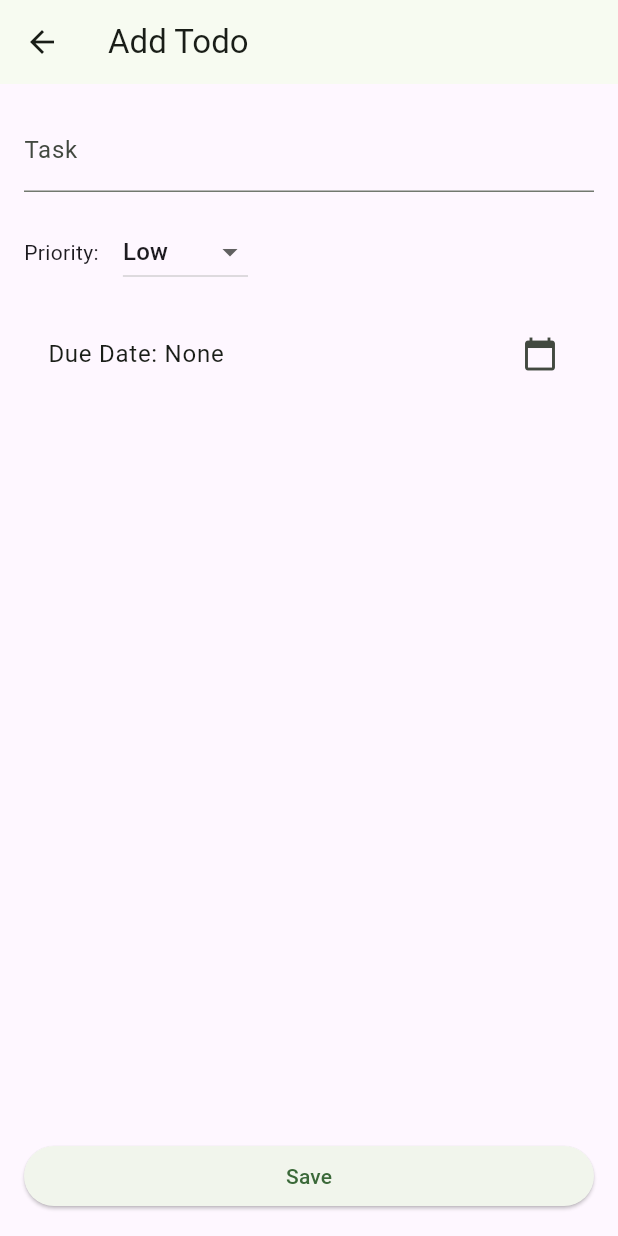
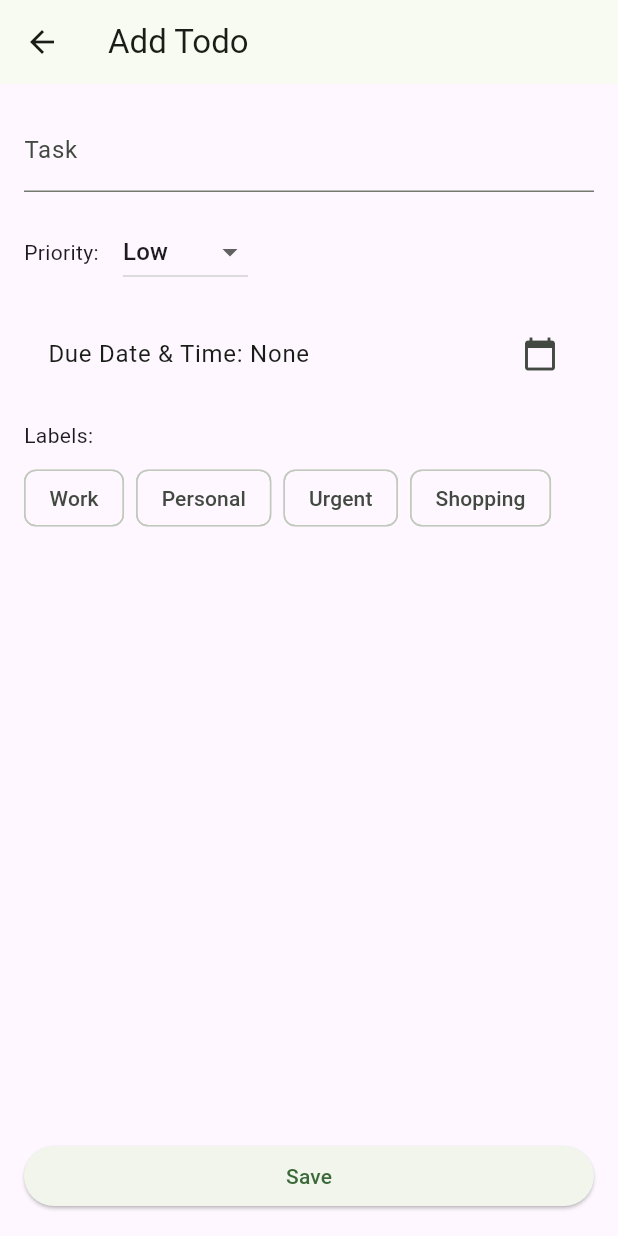
Before and after one commit to thanhhang1306/todo_spring_2025, a Flutter app: the screen it shows once a user with an empty profile is signed in, after a tap on the "add" icon, on a phone screen of 412 x 824 dp. Run offline on Flutter 3.47's test engine with Material 3 defaults, Android fonts, the light colour scheme and no system bars; our stand-ins replace cloud_firestore, firebase_auth, firebase_core, flutter_local_notifications, google_fonts, google_sign_in and 3 more; accounts and stored records are empty.

Commit message:
update labels

```diff
--- a/lib/data/todo.dart
+++ b/lib/data/todo.dart
@@ -9,7 +9,7 @@ class Todo {
   final DateTime? completedAt;
   final DateTime? dueAt;
   final String priority;       // 'low' | 'medium' | 'high'
-  final List<String> labels;   // new: arbitrary labels
+  final List<String> labels;   // arbitrary labels
 
   Todo({
     required this.id,
@@ -31,22 +31,30 @@ class Todo {
       'completedAt': completedAt != null ? Timestamp.fromDate(completedAt!) : null,
       'dueAt': dueAt != null ? Timestamp.fromDate(dueAt!) : null,
       'priority': priority,
-      'labels': labels,             // persist labels array
+      'labels': labels,
     };
   }
 
-  /// Creates a Todo from a Firestore document snapshot.
+  /// Creates a Todo from a Firestore document snapshot,
+  /// safely handling any null Timestamps.
   factory Todo.fromSnapshot(DocumentSnapshot snapshot) {
     final data = snapshot.data() as Map<String, dynamic>;
+
+    DateTime safeDate(Object? o) =>
+        o is Timestamp ? o.toDate() : DateTime.now();
+
+    DateTime? safeNullableDate(Object? o) =>
+        o is Timestamp ? o.toDate() : null;
+
     return Todo(
       id: snapshot.id,
       text: data['text'] as String,
       uid: data['uid'] as String,
-      createdAt: (data['createdAt'] as Timestamp).toDate(),
-      completedAt: data['completedAt'] != null ? (data['completedAt'] as Timestamp).toDate() : null,
-      dueAt: data['dueAt'] != null ? (data['dueAt'] as Timestamp).toDate() : null,
+      createdAt: safeDate(data['createdAt']),
+      completedAt: safeNullableDate(data['completedAt']),
+      dueAt: safeNullableDate(data['dueAt']),
       priority: data['priority'] as String? ?? 'low',
-      labels: List<String>.from(data['labels'] ?? []),  // read back labels
+      labels: List<String>.from(data['labels'] ?? []),
     );
   }
 }
--- a/lib/home/home_screen.dart
+++ b/lib/home/home_screen.dart
@@ -19,7 +19,6 @@ class HomeScreen extends StatefulWidget {
 
 class _HomeScreenState extends State<HomeScreen> with SingleTickerProviderStateMixin {
   // Controllers and subscriptions
-  final _controller = TextEditingController();
   final _searchController = TextEditingController();
   StreamSubscription<List<Todo>>? _todoSubscription;
   late final TabController _tabController;
@@ -46,12 +45,9 @@ class _HomeScreenState extends State<HomeScreen> with SingleTickerProviderStateM
   @override
   void initState() {
     super.initState();
-    // Setup tabs
     _tabController = TabController(length: 2, vsync: this)
-      ..addListener(() {
-        setState(() {});
-      });
-    // Listen to Firestore
+      ..addListener(() => setState(() {}));
+
     final user = FirebaseAuth.instance.currentUser;
     if (user != null) {
       _todoSubscription = FirebaseFirestore.instance
@@ -71,7 +67,6 @@ class _HomeScreenState extends State<HomeScreen> with SingleTickerProviderStateM
 
   @override
   void dispose() {
-    _controller.dispose();
     _searchController.dispose();
     _todoSubscription?.cancel();
     _tabController.dispose();
@@ -120,25 +115,25 @@ class _HomeScreenState extends State<HomeScreen> with SingleTickerProviderStateM
     }).toList();
   }
 
-  /// Opens form to add a new todo; pre-fills due date if in Calendar tab
-  void _openAddForm() {
-    DateTime? initial = _tabController.index == 1 ? _selectedDay : null;
-    Navigator.push(
+  /// Opens form to add a new todo; awaits a bool to know if something was added
+  Future<void> _openAddForm() async {
+    final initial = _tabController.index == 1 ? _selectedDay : null;
+    final added = await Navigator.push<bool>(
       context,
       MaterialPageRoute(builder: (_) => TodoFormScreen(initialDate: initial)),
     );
+    if (added == true) {
+      setState(() {
+        _filteredTodos = _applyFilters();
+      });
+    }
   }
 
   /// Maps priority to a color
   Color _priorityColor(String priority) {
-    switch (priority) {
-      case 'high':
-        return Colors.red;
-      case 'medium':
-        return Colors.orange;
-      default:
-        return Colors.green;
-    }
+    if (priority == 'high') return Colors.red;
+    if (priority == 'medium') return Colors.orange;
+    return Colors.green;
   }
 
   /// Maps a label to a color
@@ -174,7 +169,7 @@ class _HomeScreenState extends State<HomeScreen> with SingleTickerProviderStateM
       body: TabBarView(
         controller: _tabController,
         children: [
-          // List Mode
+          // --- List Mode ---
           Column(
             children: [
               Padding(
@@ -230,9 +225,8 @@ class _HomeScreenState extends State<HomeScreen> with SingleTickerProviderStateM
                                   .collection('todos')
                                   .doc(todo.id)
                                   .update({
-                                'completedAt': v == true
-                                    ? FieldValue.serverTimestamp()
-                                    : null
+                                'completedAt':
+                                v == true ? FieldValue.serverTimestamp() : null
                               });
                             },
                           ),
@@ -254,12 +248,10 @@ class _HomeScreenState extends State<HomeScreen> with SingleTickerProviderStateM
                           Wrap(
                             spacing: 4,
                             children: todo.labels
-                                .map(
-                                  (lbl) => Chip(
-                                label: Text(lbl),
-                                backgroundColor: _labelColor(lbl),
-                              ),
-                            )
+                                .map((lbl) => Chip(
+                              label: Text(lbl),
+                              backgroundColor: _labelColor(lbl),
+                            ))
                                 .toList(),
                           ),
                         ],
@@ -267,9 +259,7 @@ class _HomeScreenState extends State<HomeScreen> with SingleTickerProviderStateM
                       trailing: const Icon(Icons.arrow_forward_ios),
                       onTap: () => Navigator.push(
                         context,
-                        MaterialPageRoute(
-                          builder: (_) => DetailScreen(todo: todo),
-                        ),
+                        MaterialPageRoute(builder: (_) => DetailScreen(todo: todo)),
                       ),
                     );
                   },
@@ -277,7 +267,8 @@ class _HomeScreenState extends State<HomeScreen> with SingleTickerProviderStateM
               ),
             ],
           ),
-          // Calendar Mode
+
+          // --- Calendar Mode ---
           Column(
             children: [
               TableCalendar<Todo>(
@@ -285,7 +276,10 @@ class _HomeScreenState extends State<HomeScreen> with SingleTickerProviderStateM
                 lastDay: DateTime.utc(2050, 12, 31),
                 focusedDay: _focusedDay,
                 calendarFormat: _calendarFormat,
-                availableCalendarFormats: const {CalendarFormat.month: 'Month', CalendarFormat.week: 'Week'},
+                availableCalendarFormats: const {
+                  CalendarFormat.month: 'Month',
+                  CalendarFormat.week: 'Week'
+                },
                 onFormatChanged: (fmt) => setState(() => _calendarFormat = fmt),
                 selectedDayPredicate: (d) => isSameDay(_selectedDay, d),
                 eventLoader: _getEventsForDay,
@@ -304,7 +298,8 @@ class _HomeScreenState extends State<HomeScreen> with SingleTickerProviderStateM
                         child: Container(
                           width: 8,
                           height: 8,
-                          decoration: BoxDecoration(shape: BoxShape.circle, color: clr),
+                          decoration:
+                          BoxDecoration(shape: BoxShape.circle, color: clr),
                         ),
                       );
                     }
@@ -326,29 +321,32 @@ class _HomeScreenState extends State<HomeScreen> with SingleTickerProviderStateM
                     leading: Container(
                       width: 12,
                       height: 12,
-                      decoration: BoxDecoration(shape: BoxShape.circle, color: _priorityColor(todo.priority)),
+                      decoration: BoxDecoration(
+                          shape: BoxShape.circle,
+                          color: _priorityColor(todo.priority)),
                     ),
                     title: Column(
-                      crossAxisAlignment: CrossAxisAlignment.start,
+                      crossAxisAlignment:
+                      CrossAxisAlignment.start,
                       children: [
                         Text(todo.text),
                         const SizedBox(height: 4),
                         Wrap(
                           spacing: 4,
                           children: todo.labels
-                              .map(
-                                (lbl) => Chip(
-                              label: Text(lbl),
-                              backgroundColor: _labelColor(lbl),
-                            ),
-                          )
+                              .map((lbl) => Chip(
+                            label: Text(lbl),
+                            backgroundColor:
+                            _labelColor(lbl),
+                          ))
                               .toList(),
                         ),
                       ],
                     ),
                     onTap: () => Navigator.push(
                       context,
-                      MaterialPageRoute(builder: (_) => DetailScreen(todo: todo)),
+                      MaterialPageRoute(
+                          builder: (_) => DetailScreen(todo: todo)),
                     ),
                   ))
                       .toList(),
@@ -362,7 +360,7 @@ class _HomeScreenState extends State<HomeScreen> with SingleTickerProviderStateM
   }
 }
 
-/// Full-screen form to add a new Todo with optional due date and priority
+/// Full-screen form to add a new Todo with optional due date, priority, and labels
 class TodoFormScreen extends StatefulWidget {
   final DateTime? initialDate;
   const TodoFormScreen({Key? key, this.initialDate}) : super(key: key);
@@ -375,11 +373,14 @@ class _TodoFormScreenState extends State<TodoFormScreen> {
   final _textController = TextEditingController();
   String _priority = 'low';
   DateTime? _dueDate;
+  final List<String> _allLabels = ['Work', 'Personal', 'Urgent', 'Shopping'];
+  late Set<String> _selectedLabels;
 
   @override
   void initState() {
     super.initState();
     _dueDate = widget.initialDate;
+    _selectedLabels = {};
   }
 
   @override
@@ -388,14 +389,36 @@ class _TodoFormScreenState extends State<TodoFormScreen> {
     super.dispose();
   }
 
-  Future<void> _pickDueDate() async {
+  /// Combined date + time picker
+  Future<void> _pickDueDateTime() async {
     final date = await showDatePicker(
       context: context,
       initialDate: _dueDate ?? DateTime.now(),
       firstDate: DateTime(2000),
       lastDate: DateTime(2050),
     );
-    if (date != null) setState(() => _dueDate = date);
+    if (date == null) return;
+
+    final time = await showTimePicker(
+      context: context,
+      initialTime: _dueDate != null
+          ? TimeOfDay.fromDateTime(_dueDate!)
+          : TimeOfDay.now(),
+    );
+
+    setState(() {
+      if (time == null) {
+        _dueDate = DateTime(date.year, date.month, date.day);
+      } else {
+        _dueDate = DateTime(
+          date.year,
+          date.month,
+          date.day,
+          time.hour,
+          time.minute,
+        );
+      }
+    });
   }
 
   Future<void> _saveTodo() async {
@@ -407,13 +430,19 @@ class _TodoFormScreenState extends State<TodoFormScreen> {
         'uid': user.uid,
         'priority': _priority,
         'dueAt': _dueDate != null ? Timestamp.fromDate(_dueDate!) : null,
+        'labels': _selectedLabels.toList(),
       });
-      Navigator.pop(context);
+      Navigator.pop(context, true);
     }
   }
 
   @override
   Widget build(BuildContext context) {
+    final dueText = _dueDate == null
+        ? 'None'
+        : '${_dueDate!.toLocal().toString().split(' ')[0]} '
+        '${TimeOfDay.fromDateTime(_dueDate!).format(context)}';
+
     return Scaffold(
       appBar: AppBar(title: const Text('Add Todo')),
       body: Padding(
@@ -443,9 +472,23 @@ class _TodoFormScreenState extends State<TodoFormScreen> {
             ),
             const SizedBox(height: 16),
             ListTile(
-              title: Text('Due Date: ${_dueDate != null ? _dueDate!.toLocal().toString().split(' ')[0] : 'None'}'),
+              title: Text('Due Date & Time: $dueText'),
               trailing: const Icon(Icons.calendar_today),
-              onTap: _pickDueDate,
+              onTap: _pickDueDateTime,
+            ),
+            const SizedBox(height: 16),
+            Text('Labels:', style: Theme.of(context).textTheme.bodyMedium),
+            const SizedBox(height: 8),
+            Wrap(
+              spacing: 8,
+              children: _allLabels.map((lbl) => FilterChip(
+                label: Text(lbl),
+                selected: _selectedLabels.contains(lbl),
+                onSelected: (sel) => setState(() {
+                  if (sel) _selectedLabels.add(lbl);
+                  else _selectedLabels.remove(lbl);
+                }),
+              )).toList(),
             ),
             const Spacer(),
             SizedBox(
```
